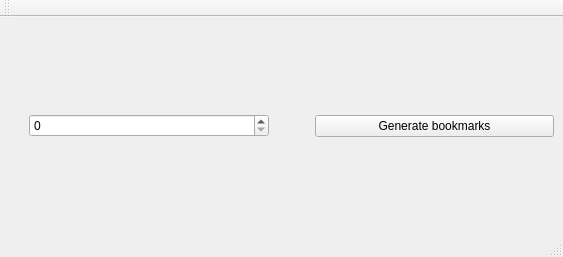
Qt form mainwindow.ui (5yato4ok/timeline_widget) before a commit.
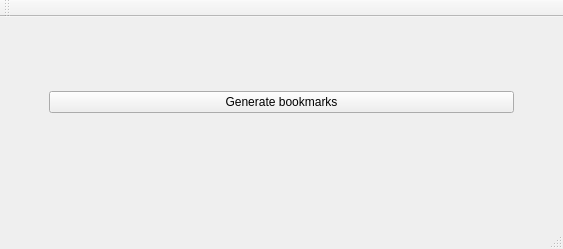
The same form after that commit.

Commit message: Add dialog window

What changed in the file:
```diff
--- a/mainwindow.ui
+++ b/mainwindow.ui
@@ -7,7 +7,7 @@
     <x>0</x>
     <y>0</y>
     <width>563</width>
-    <height>257</height>
+    <height>249</height>
    </rect>
   </property>
   <property name="windowTitle">
@@ -31,27 +31,7 @@
        </spacer>
       </item>
       <item>
-       <widget class="QSpinBox" name="spinBox">
-        <property name="maximum">
-         <number>100000000</number>
-        </property>
-       </widget>
-      </item>
-      <item>
-       <spacer name="verticalSpacer_2">
-        <property name="orientation">
-         <enum>Qt::Vertical</enum>
-        </property>
-        <property name="sizeHint" stdset="0">
-         <size>
-          <width>20</width>
-          <height>40</height>
-         </size>
-        </property>
-       </spacer>
-      </item>
-      <item>
-       <spacer name="verticalSpacer">
+       <spacer name="verticalSpacer_4">
         <property name="orientation">
          <enum>Qt::Vertical</enum>
         </property>
@@ -73,11 +53,63 @@
         </property>
        </widget>
       </item>
+      <item>
+       <spacer name="verticalSpacer_2">
+        <property name="orientation">
+         <enum>Qt::Vertical</enum>
+        </property>
+        <property name="sizeHint" stdset="0">
+         <size>
+          <width>20</width>
+          <height>40</height>
+         </size>
+        </property>
+       </spacer>
+      </item>
+      <item>
+       <spacer name="verticalSpacer">
+        <property name="orientation">
+         <enum>Qt::Vertical</enum>
+        </property>
+        <property name="sizeHint" stdset="0">
+         <size>
+          <width>20</width>
+          <height>40</height>
+         </size>
+        </property>
+       </spacer>
+      </item>
      </layout>
     </item>
+    <item>
+     <spacer name="horizontalSpacer">
+      <property name="orientation">
+       <enum>Qt::Horizontal</enum>
+      </property>
+      <property name="sizeHint" stdset="0">
+       <size>
+        <width>40</width>
+        <height>20</height>
+       </size>
+      </property>
+     </spacer>
+    </item>
     <item>
      <layout class="QVBoxLayout" name="graphicsLayout"/>
     </item>
+    <item>
+     <spacer name="horizontalSpacer_2">
+      <property name="orientation">
+       <enum>Qt::Horizontal</enum>
+      </property>
+      <property name="sizeHint" stdset="0">
+       <size>
+        <width>40</width>
+        <height>20</height>
+       </size>
+      </property>
+     </spacer>
+    </item>
    </layout>
   </widget>
   <widget class="QMenuBar" name="menubar">
```
The commit also changes 3 other files.
